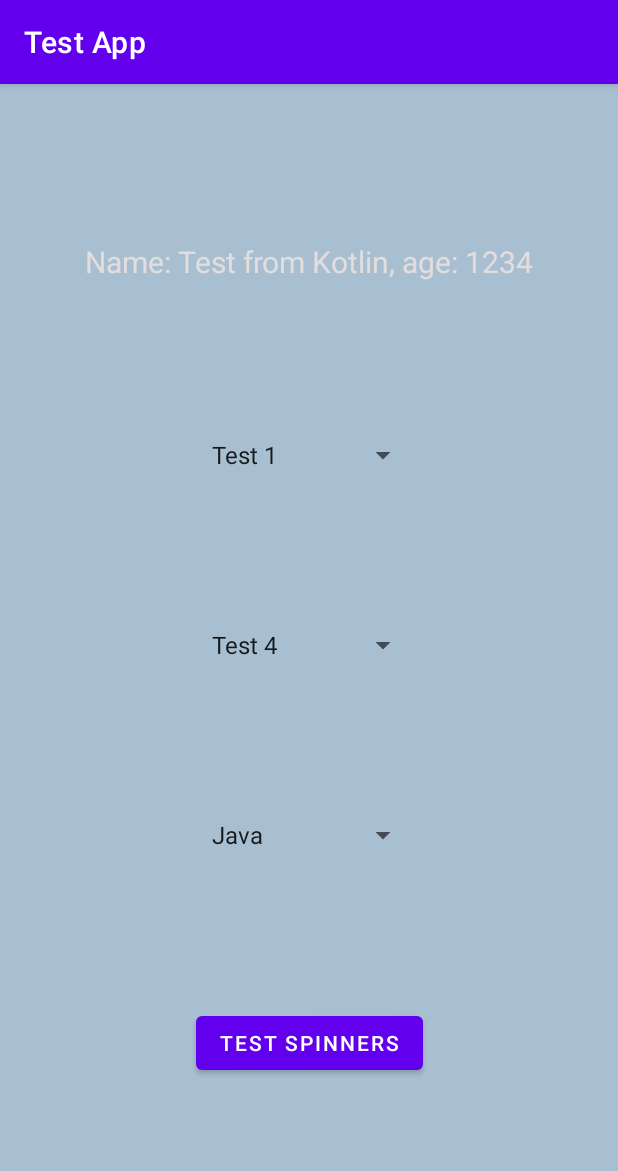
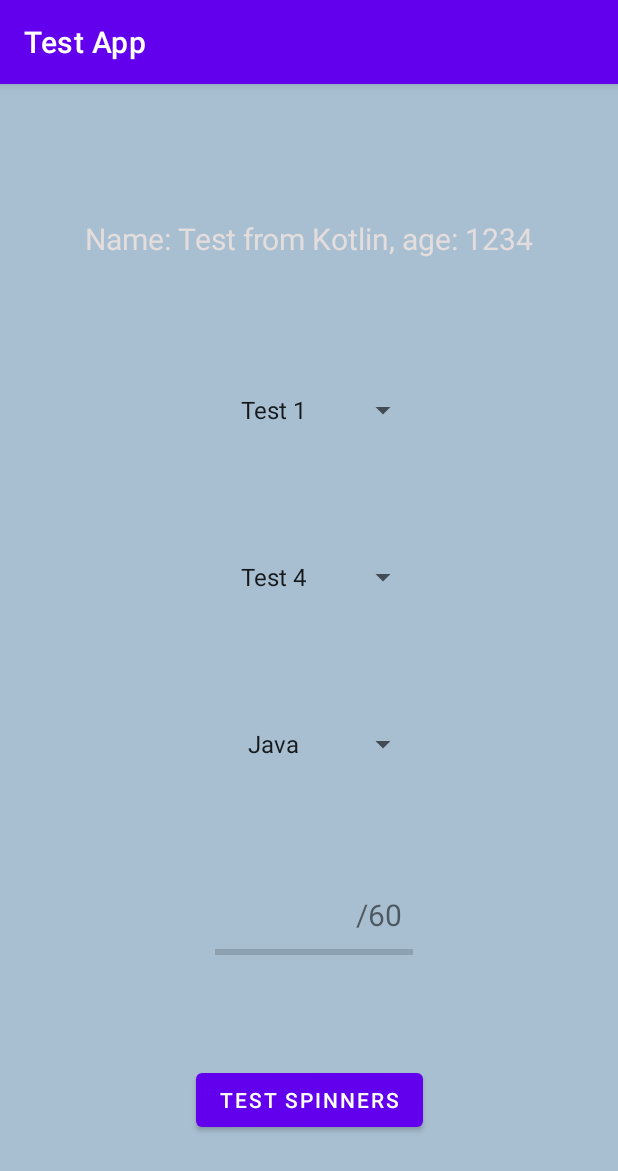
Before and after one commit to fabioqueiroz/kotlin-tutorial, an Android app: the SecondBlankFragment screen opened through its navigation route, on a phone screen of 412 x 824 dp. Shown: the top 1171 px of the screen. Run offline under Robolectric (Android 15) with nearby library versions, the phone set to English and light mode, and no system bars.

Commit message:
progress bar, score

```diff
--- a/app/src/main/java/com/fq/navigationtutorial/Data.kt
+++ b/app/src/main/java/com/fq/navigationtutorial/Data.kt
@@ -1,7 +1,11 @@
 package com.fq.navigationtutorial
+
+import kotlin.random.Random
 
 class Data {
     companion object {
         fun getLanguages(): Array<String> = arrayOf("Java", "PHP", "Kotlin", "Javascript", "Python", "Swift")
+        fun getCardSpinnerOptions(): Array<String> = arrayOf("Bar", "Cafe", "Restaurant")
+        fun getRandomNumber(): Int = (0..10).random() //Random.nextInt(0, 10)
     }
 }
--- a/app/src/main/java/com/fq/navigationtutorial/SecondBlankFragment.kt
+++ b/app/src/main/java/com/fq/navigationtutorial/SecondBlankFragment.kt
@@ -1,6 +1,8 @@
 package com.fq.navigationtutorial
 
 import android.R
+import android.animation.ObjectAnimator
+import android.graphics.Color
 import android.os.Bundle
 import android.util.Log
 import android.view.Gravity
@@ -10,10 +12,12 @@ import android.view.ViewGroup
 import android.widget.AdapterView
 import android.widget.ArrayAdapter
 import android.widget.Spinner
+import android.widget.Toast
 import androidx.fragment.app.Fragment
 import androidx.lifecycle.Observer
 import androidx.lifecycle.ViewModelProvider
 import com.fq.navigationtutorial.databinding.FragmentSecondBlankBinding
+import org.w3c.dom.Text
 
 // TODO: Rename parameter arguments, choose names that match
 // the fragment initialization parameters, e.g. ARG_ITEM_NUMBER
@@ -34,8 +38,11 @@ class SecondBlankFragment : Fragment(), AdapterView.OnItemSelectedListener {
     private lateinit var testSpinner: Spinner
     private lateinit var test2Spinner: Spinner
     private lateinit var test3Spinner: Spinner
+    private var q1Score: Int = 0
+    private var q2Score: Int = 0
+    private var q3Score: Int = 0
 
-    var languages = arrayOf("Java", "PHP", "Kotlin", "Javascript", "Python", "Swift")
+    //var languages = arrayOf("Java", "PHP", "Kotlin", "Javascript", "Python", "Swift")
 
     override fun onCreate(savedInstanceState: Bundle?) {
         super.onCreate(savedInstanceState)
@@ -76,22 +83,51 @@ class SecondBlankFragment : Fragment(), AdapterView.OnItemSelectedListener {
         test3Spinner = binding.test3Spinner
 
         var arrayAdapter = ArrayAdapter(binding.test3Spinner.context, R.layout.simple_spinner_item, Data.getLanguages())
-        arrayAdapter.setDropDownViewResource(android.R.layout.simple_spinner_dropdown_item)
+        arrayAdapter.setDropDownViewResource(R.layout.select_dialog_singlechoice)
 
         with(test3Spinner)
         {
             adapter = arrayAdapter
             setSelection(0, false)
-            onItemSelectedListener = this@SecondBlankFragment
+            onItemSelectedListener = this@SecondBlankFragment // **** not always needed ****
             prompt = "Select your favourite language"
             gravity = Gravity.CENTER
         }
+
+
 
         binding.spinnerTestButton.setOnClickListener {
             Log.d("test spinners", testSpinner.selectedItem.toString()
                     + ", " + test2Spinner.selectedItem.toString()
                     + ", " + test3Spinner.selectedItem.toString())
+
+            var score = calculateScore().toString() + "/60"
+            Toast.makeText(this@SecondBlankFragment.context, "Score: $score", Toast.LENGTH_LONG).show()
+
+            // progress bar and score result
+            binding.lineProgressBar.max = 60
+            ObjectAnimator.ofInt(binding.lineProgressBar, "progress", calculateScore())
+                .setDuration(2000)
+                .start()
+
+            binding.scoreTextView.text = score
         }
+    }
+
+    private fun calculateScore(): Int {
+        q1Score = when(testSpinner.selectedItem){
+            "Test 1" -> 20
+            else -> 0
+        }
+        q2Score = when(test2Spinner.selectedItem){
+            "Test 4" -> 20
+            else -> 0
+        }
+        q3Score = when(test3Spinner.selectedItem){
+            "Kotlin" -> 20
+            else -> 0
+        }
+        return q1Score + q2Score + q3Score
     }
 
     companion object {
@@ -118,6 +154,11 @@ class SecondBlankFragment : Fragment(), AdapterView.OnItemSelectedListener {
         Log.d("test spinners", testSpinner.selectedItem.toString()
                 + ", **** " + test2Spinner.selectedItem.toString()
                 + ", **** " + test3Spinner.selectedItem.toString())
+
+
+        //Toast.makeText(test3Spinner.context, test3Spinner.selectedItem.toString(), Toast.LENGTH_LONG).show()
+//        var score = calculateScore().toString() + "/100"
+//        Toast.makeText(this@SecondBlankFragment.context, "Score: $score", Toast.LENGTH_LONG).show()
     }
 
     override fun onNothingSelected(p0: AdapterView<*>?) {
--- a/app/src/main/res/layout/fragment_add_card.xml
+++ b/app/src/main/res/layout/fragment_add_card.xml
@@ -34,7 +34,6 @@
         android:id="@+id/addCardSpinner"
         android:layout_width="150dp"
         android:layout_height="wrap_content"
-        android:entries="@array/image_options"
         app:layout_constraintBottom_toTopOf="@+id/addCardRating"
         app:layout_constraintEnd_toEndOf="parent"
         app:layout_constraintHorizontal_bias="0.5"
--- a/app/src/main/res/layout/fragment_second_blank.xml
+++ b/app/src/main/res/layout/fragment_second_blank.xml
@@ -8,16 +8,40 @@
     android:background="#A8BFD1"
     tools:context=".SecondBlankFragment">
 
-    <Spinner
-        android:id="@+id/testSpinner"
-        android:layout_width="146dp"
-        android:layout_height="22dp"
-        android:entries="@array/test_options"
-        app:layout_constraintBottom_toTopOf="@+id/test2Spinner"
+    <TextView
+        android:id="@+id/scoreTextView"
+        android:layout_width="124dp"
+        android:layout_height="32dp"
+        android:layout_marginEnd="144dp"
+        android:layout_marginBottom="196dp"
+        android:text="/60"
+        android:textAlignment="viewEnd"
+        android:textSize="20sp"
+        app:layout_constraintBottom_toBottomOf="parent"
+        app:layout_constraintEnd_toEndOf="parent" />
+
+    <Button
+        android:id="@+id/spinnerTestButton"
+        android:layout_width="wrap_content"
+        android:layout_height="wrap_content"
+        android:text="Test Spinners"
+        app:layout_constraintBottom_toBottomOf="parent"
         app:layout_constraintEnd_toEndOf="parent"
         app:layout_constraintHorizontal_bias="0.5"
         app:layout_constraintStart_toStartOf="parent"
-        app:layout_constraintTop_toBottomOf="@+id/textView2" />
+        app:layout_constraintTop_toBottomOf="@+id/lineProgressBar" />
+
+    <Spinner
+        android:id="@+id/test3Spinner"
+        android:layout_width="146dp"
+        android:layout_height="22dp"
+        android:spinnerMode="dialog"
+        android:textAlignment="center"
+        app:layout_constraintBottom_toTopOf="@+id/scoreTextView"
+        app:layout_constraintEnd_toEndOf="parent"
+        app:layout_constraintHorizontal_bias="0.5"
+        app:layout_constraintStart_toStartOf="parent"
+        app:layout_constraintTop_toBottomOf="@+id/test2Spinner" />
 
     <TextView
         android:id="@+id/textView2"
@@ -32,35 +56,43 @@
         app:layout_constraintStart_toStartOf="parent"
         app:layout_constraintTop_toTopOf="parent" />
 
+    <ProgressBar
+        android:id="@+id/lineProgressBar"
+        style="?android:attr/progressBarStyleHorizontal"
+        android:layout_width="132dp"
+        android:layout_height="14dp"
+        android:layout_marginBottom="137dp"
+        app:layout_constraintBottom_toBottomOf="parent"
+        app:layout_constraintEnd_toEndOf="parent"
+        app:layout_constraintHorizontal_bias="0.512"
+        app:layout_constraintStart_toStartOf="parent"
+        app:layout_constraintTop_toBottomOf="@+id/scoreTextView"
+        app:layout_constraintVertical_bias="0.0" />
+
+    <Spinner
+        android:id="@+id/testSpinner"
+        android:layout_width="146dp"
+        android:layout_height="22dp"
+        android:entries="@array/test_options"
+        android:spinnerMode="dialog"
+        android:textAlignment="center"
+        app:layout_constraintBottom_toTopOf="@+id/test2Spinner"
+        app:layout_constraintEnd_toEndOf="parent"
+        app:layout_constraintHorizontal_bias="0.5"
+        app:layout_constraintStart_toStartOf="parent"
+        app:layout_constraintTop_toBottomOf="@+id/textView2" />
+
     <Spinner
         android:id="@+id/test2Spinner"
         android:layout_width="146dp"
         android:layout_height="22dp"
         android:entries="@array/test2_options"
+        android:spinnerMode="dialog"
+        android:textAlignment="center"
         app:layout_constraintBottom_toTopOf="@+id/test3Spinner"
         app:layout_constraintEnd_toEndOf="parent"
         app:layout_constraintHorizontal_bias="0.5"
         app:layout_constraintStart_toStartOf="parent"
         app:layout_constraintTop_toBottomOf="@+id/testSpinner" />
 
-    <Button
-        android:id="@+id/spinnerTestButton"
-        android:layout_width="wrap_content"
-        android:layout_height="wrap_content"
-        android:text="Test Spinners"
-        app:layout_constraintBottom_toBottomOf="parent"
-        app:layout_constraintEnd_toEndOf="parent"
-        app:layout_constraintHorizontal_bias="0.5"
-        app:layout_constraintStart_toStartOf="parent"
-        app:layout_constraintTop_toBottomOf="@+id/test3Spinner" />
-
-    <Spinner
-        android:id="@+id/test3Spinner"
-        android:layout_width="146dp"
-        android:layout_height="22dp"
-        app:layout_constraintBottom_toTopOf="@+id/spinnerTestButton"
-        app:layout_constraintEnd_toEndOf="parent"
-        app:layout_constraintHorizontal_bias="0.5"
-        app:layout_constraintStart_toStartOf="parent"
-        app:layout_constraintTop_toBottomOf="@+id/test2Spinner" />
 </androidx.constraintlayout.widget.ConstraintLayout>
```
Also changed, not shown: app/src/main/java/com/fq/navigationtutorial/AddCardFragment.kt (+25 -33 lines), app/src/main/res/layout/custom_spinner.xml (added, +12 -0 lines), app/src/main/res/layout/custom_spinner_dropdown.xml (added, +11 -0 lines).
